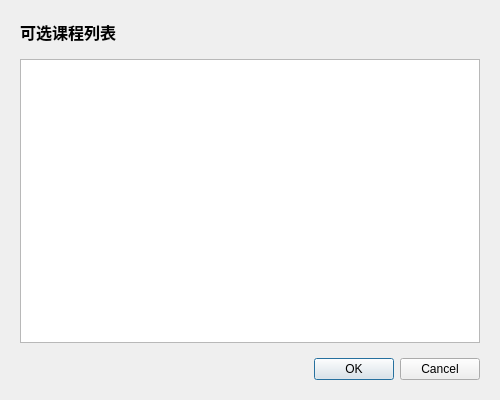
The window that ui/courseselectiondialog.ui (13088916luoyi/StudentManager) describes before a commit, drawn with Qt 5.
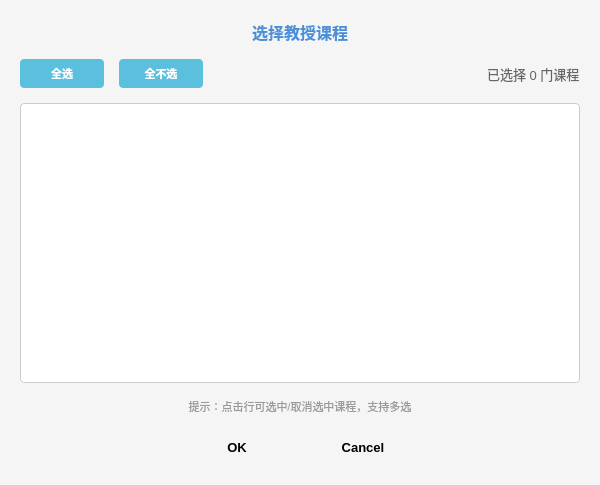
The same window after the commit.

```diff
--- a/ui/courseselectiondialog.ui
+++ b/ui/courseselectiondialog.ui
@@ -6,12 +6,74 @@
    <rect>
     <x>0</x>
     <y>0</y>
-    <width>500</width>
-    <height>400</height>
+    <width>600</width>
+    <height>450</height>
    </rect>
   </property>
   <property name="windowTitle">
-   <string>选课</string>
+   <string>选择教授课程</string>
+  </property>
+  <property name="styleSheet">
+   <string notr="true">QDialog {
+    background-color: #f5f5f5;
+}
+QLabel {
+    font-size: 13px;
+    color: #333333;
+    font-weight: bold;
+}
+QTableWidget {
+    border: 1px solid #cccccc;
+    border-radius: 4px;
+    background-color: white;
+    font-size: 12px;
+}
+QTableWidget::item {
+    padding: 5px;
+}
+QTableWidget::item:selected {
+    background-color: #4a90d9;
+    color: white;
+}
+QHeaderView::section {
+    background-color: #4a90d9;
+    color: white;
+    padding: 8px;
+    font-weight: bold;
+    border: none;
+}
+QPushButton {
+    padding: 10px 20px;
+    border: none;
+    border-radius: 4px;
+    font-size: 13px;
+    font-weight: bold;
+    min-width: 80px;
+}
+QPushButton[text="确定"], QPushButton[text="OK"] {
+    background-color: #4a90d9;
+    color: white;
+}
+QPushButton[text="确定"]:hover, QPushButton[text="OK"]:hover {
+    background-color: #3a7bc8;
+}
+QPushButton[text="取消"], QPushButton[text="Cancel"] {
+    background-color: #e0e0e0;
+    color: #333333;
+}
+QPushButton[text="取消"]:hover, QPushButton[text="Cancel"]:hover {
+    background-color: #d0d0d0;
+}
+QPushButton#selectAllButton, QPushButton#deselectAllButton {
+    background-color: #5bc0de;
+    color: white;
+    padding: 6px 12px;
+    font-size: 11px;
+    min-width: 60px;
+}
+QPushButton#selectAllButton:hover, QPushButton#deselectAllButton:hover {
+    background-color: #46b8da;
+}</string>
   </property>
   <layout class="QVBoxLayout" name="verticalLayout">
    <property name="spacing">
@@ -30,24 +92,66 @@
     <number>20</number>
    </property>
    <item>
-    <widget class="QLabel" name="label">
-     <property name="font">
-      <font>
-       <pointsize>12</pointsize>
-       <bold>true</bold>
-      </font>
+    <widget class="QLabel" name="titleLabel">
+     <property name="styleSheet">
+      <string notr="true">font-size: 16px; font-weight: bold; color: #4a90d9;</string>
      </property>
      <property name="text">
-      <string>可选课程列表</string>
+      <string>选择教授课程</string>
+     </property>
+     <property name="alignment">
+      <set>Qt::AlignCenter</set>
      </property>
     </widget>
    </item>
+   <item>
+    <layout class="QHBoxLayout" name="buttonLayout">
+     <item>
+      <widget class="QPushButton" name="selectAllButton">
+       <property name="text">
+        <string>全选</string>
+       </property>
+      </widget>
+     </item>
+     <item>
+      <widget class="QPushButton" name="deselectAllButton">
+       <property name="text">
+        <string>全不选</string>
+       </property>
+      </widget>
+     </item>
+     <item>
+      <spacer name="horizontalSpacer">
+       <property name="orientation">
+        <enum>Qt::Horizontal</enum>
+       </property>
+       <property name="sizeHint" stdset="0">
+        <size>
+         <width>40</width>
+         <height>20</height>
+        </size>
+       </property>
+      </spacer>
+     </item>
+     <item>
+      <widget class="QLabel" name="selectedCountLabel">
+       <property name="styleSheet">
+        <string notr="true">color: #666666; font-weight: normal;</string>
+       </property>
+       <property name="text">
+        <string>已选择 0 门课程</string>
+       </property>
+      </widget>
+     </item>
+    </layout>
+   </item>
    <item>
     <widget class="QTableWidget" name="courseTable">
-     <property name="font">
-      <font>
-       <pointsize>11</pointsize>
-      </font>
+     <property name="minimumSize">
+      <size>
+       <width>0</width>
+       <height>280</height>
+      </size>
      </property>
      <property name="selectionMode">
       <enum>QAbstractItemView::SingleSelection</enum>
@@ -55,8 +159,18 @@
      <property name="selectionBehavior">
       <enum>QAbstractItemView::SelectRows</enum>
      </property>
-     <property name="alternatingRowColors">
-      <bool>true</bool>
+    </widget>
+   </item>
+   <item>
+    <widget class="QLabel" name="hintLabel">
+     <property name="styleSheet">
+      <string notr="true">color: #999999; font-size: 11px; font-weight: normal;</string>
+     </property>
+     <property name="text">
+      <string>提示：点击行可选中/取消选中课程，支持多选</string>
+     </property>
+     <property name="alignment">
+      <set>Qt::AlignCenter</set>
      </property>
     </widget>
    </item>
@@ -68,6 +182,9 @@
      <property name="standardButtons">
       <set>QDialogButtonBox::Cancel|QDialogButtonBox::Ok</set>
      </property>
+     <property name="centerButtons">
+      <bool>true</bool>
+     </property>
     </widget>
    </item>
   </layout>
```
Left out of the diff: 2 changed lines with no effect on the pictures.
